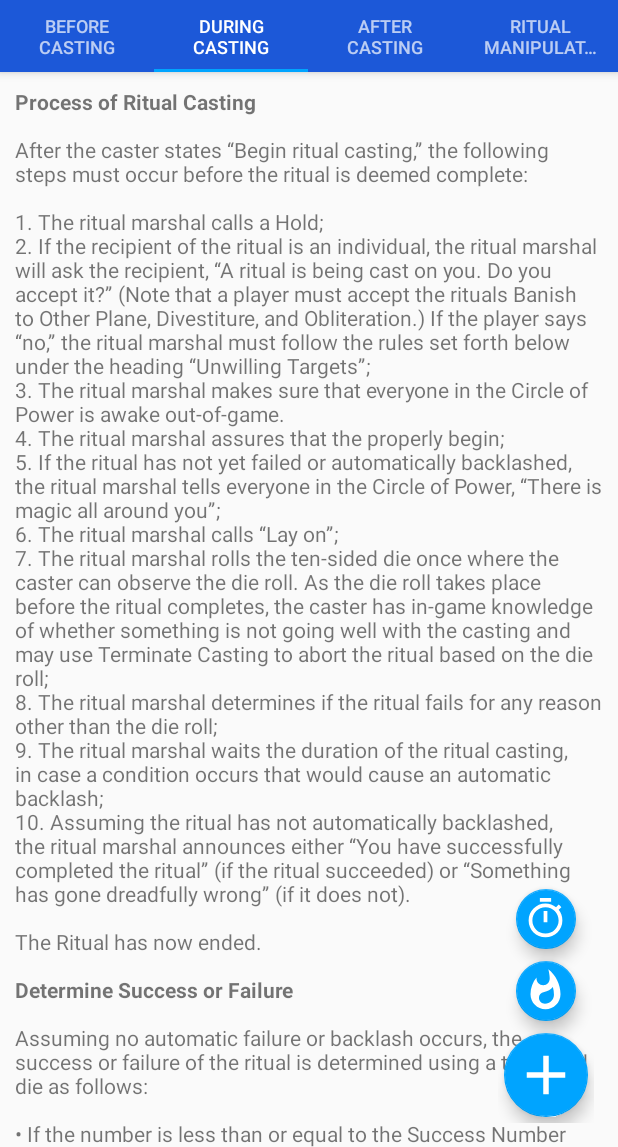
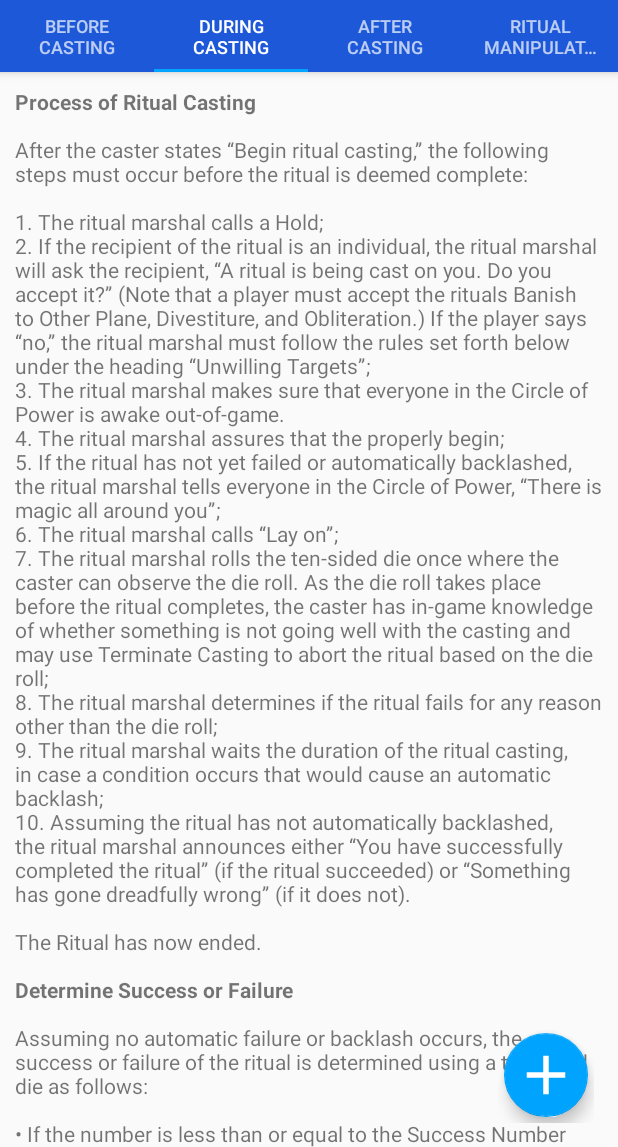
Before and after one commit to raddue/AllianceRitualMarshal, an Android app: the screen it shows after launch (MainActivity), tab 2 chosen, on a phone screen of 412 x 824 dp, the part 89-1236 px from its top. Run offline under Robolectric (Android 15) with nearby library versions, the phone set to English and light mode, and no system bars.

```diff
--- a/app/src/main/java/com/radaedalus/allianceritualmarshal/MainActivity.kt
+++ b/app/src/main/java/com/radaedalus/allianceritualmarshal/MainActivity.kt
@@ -4,7 +4,6 @@ import android.os.Bundle
 import android.view.View
 import android.widget.Toast
 import androidx.appcompat.app.AppCompatActivity
-import com.google.android.material.snackbar.Snackbar
 import kotlinx.android.synthetic.main.activity_main.*
 
 class MainActivity : AppCompatActivity() {
@@ -18,9 +17,24 @@ class MainActivity : AppCompatActivity() {
 
         tabs_main.setupWithViewPager(viewpager_main)
 
-        val fab: View = findViewById(R.id.fab_main)
-        fab.setOnClickListener {
-            Toast.makeText(applicationContext, "Add countdown and roll features here", Toast.LENGTH_LONG)
+        fab_timer.setAlpha(0f)
+        fab_roll.setAlpha(0f)
+
+        val fabMain: View = findViewById(R.id.fab_main)
+        fabMain.setOnClickListener {
+            Toast.makeText(applicationContext, "Add slide out feature here", Toast.LENGTH_LONG)
+                .show()
+        }
+
+        val fabRoll: View = findViewById(R.id.fab_roll)
+        fab_roll.setOnClickListener {
+            Toast.makeText(applicationContext, "Add roll feature here", Toast.LENGTH_LONG)
+                .show()
+        }
+
+        val fabTimer: View = findViewById(R.id.fab_timer)
+        fab_timer.setOnClickListener {
+            Toast.makeText(applicationContext, "Add timer feature here", Toast.LENGTH_LONG)
                 .show()
         }
     }
--- a/app/src/main/res/layout/activity_main.xml
+++ b/app/src/main/res/layout/activity_main.xml
@@ -40,7 +40,7 @@
         android:layout_width="fill_parent"
         android:layout_height="fill_parent" >
 
-        <LinearLayout
+        <androidx.appcompat.widget.LinearLayoutCompat
             android:layout_width="wrap_content"
             android:layout_height="wrap_content"
             android:layout_marginEnd="16dp"
@@ -80,7 +80,7 @@
                 app:rippleColor="@color/colorPrimary"
                 app:srcCompat="@drawable/ic_add_white_24dp" />
 
-        </LinearLayout>
+        </androidx.appcompat.widget.LinearLayoutCompat>
 
     </androidx.constraintlayout.widget.ConstraintLayout>
 
--- a/build.gradle
+++ b/build.gradle
@@ -8,7 +8,7 @@ buildscript {
 
     }
     dependencies {
-        classpath 'com.android.tools.build:gradle:3.5.0'
+        classpath 'com.android.tools.build:gradle:3.5.1'
         classpath "org.jetbrains.kotlin:kotlin-gradle-plugin:$kotlin_version"
         // NOTE: Do not place your application dependencies here; they belong
         // in the individual module build.gradle files
```
Also changed, not shown: 1 other file.
